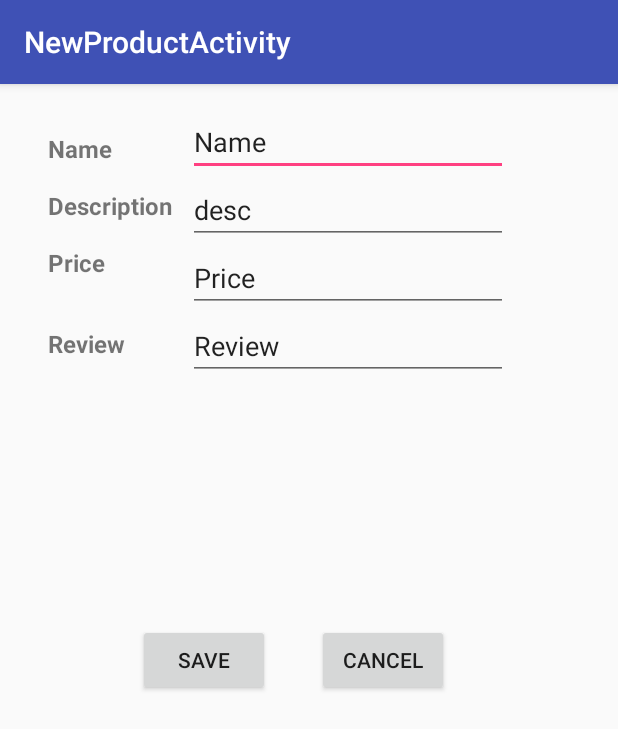
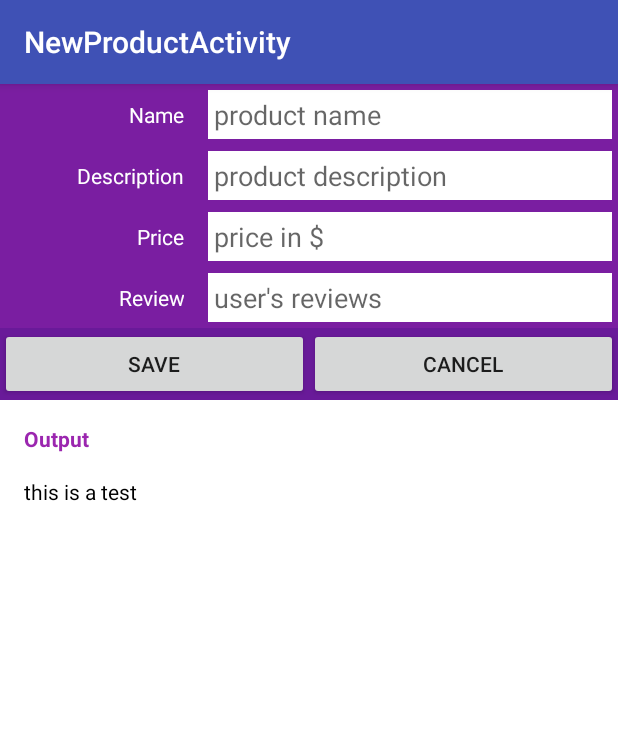
Before and after one commit to strongark/CMPE277-SQLite, an Android app: the NewProductActivity screen opened directly, with no data from a screen before it, on a phone screen of 412 x 824 dp. Shown: the top 729 px of the screen. Run offline under Robolectric (Android 15) with nearby library versions, the phone set to English and light mode, and no system bars.

Commit message:
finish, not really good layout, should be improved in next version

```diff
--- a/app/src/main/res/layout/activity_new_product.xml
+++ b/app/src/main/res/layout/activity_new_product.xml
@@ -21,7 +21,7 @@
 
     </android.support.design.widget.AppBarLayout>
 
-    <include layout="@layout/content_new_product" />
+    <include layout="@layout/activity_new_product_linear" />
 
 
 </android.support.design.widget.CoordinatorLayout>
--- /dev/null
+++ b/app/src/main/res/layout/activity_new_product_linear.xml
@@ -0,0 +1,191 @@
+<?xml version="1.0" encoding="utf-8"?>
+<LinearLayout xmlns:android="http://schemas.android.com/apk/res/android"
+    xmlns:tools="http://schemas.android.com/tools"
+    xmlns:app="http://schemas.android.com/apk/res-auto"
+    android:id="@+id/activity_new_product_linear"
+    android:background="#9B26AF"
+    android:orientation="vertical"
+    android:layout_width="match_parent"
+    android:layout_height="match_parent"
+    app:layout_behavior="@string/appbar_scrolling_view_behavior"
+    tools:context="com.cmpe277.datastorage.NewProductActivity"
+    tools:showIn="@layout/activity_new_product">
+
+    <LinearLayout
+        android:layout_width="match_parent"
+        android:layout_height="wrap_content"
+        android:orientation="horizontal"
+        android:padding="4dp"
+        android:background="#7A1EA1">
+
+        <TextView
+            android:id="@+id/txt_activities"
+            android:layout_width="match_parent"
+            android:layout_height="match_parent"
+            android:layout_weight="2"
+            android:textColor="#FFFFFF"
+            android:text="Name"
+            android:textAlignment="viewEnd"
+            android:paddingRight="@dimen/activity_horizontal_margin"
+            android:gravity="center"
+            />
+
+        <EditText
+            android:id="@+id/edt_name"
+            android:layout_width="match_parent"
+            android:layout_height="match_parent"
+            android:layout_weight="1"
+            android:textColor="#000000"
+            android:background="#FFFFFF"
+            android:padding="4dp"
+            android:gravity="center"
+            android:textAlignment="viewStart"
+            android:hint="product name"
+            />
+    </LinearLayout>
+
+    <LinearLayout
+        android:layout_width="match_parent"
+        android:layout_height="wrap_content"
+        android:padding="4dp"
+        android:background="#7A1EA1">
+
+        <TextView
+            android:id="@+id/txt_desc"
+            android:layout_width="match_parent"
+            android:layout_height="match_parent"
+            android:layout_weight="2"
+            android:textColor="#FFFFFF"
+            android:text="Description"
+            android:gravity="center"
+            android:textAlignment="viewEnd"
+            android:paddingRight="@dimen/activity_horizontal_margin"
+            />
+
+        <EditText
+            android:id="@+id/edt_desc"
+            android:layout_width="match_parent"
+            android:layout_height="match_parent"
+            android:layout_weight="1"
+            android:textColor="#000000"
+            android:background="#FFFFFF"
+            android:padding="4dp"
+            android:gravity="center"
+            android:textAlignment="viewStart"
+            android:hint="product description"
+            />
+    </LinearLayout>
+
+    <LinearLayout
+        android:layout_width="match_parent"
+        android:layout_height="wrap_content"
+        android:padding="4dp"
+        android:background="#7A1EA1">
+
+        <TextView
+            android:id="@+id/txt_price"
+            android:layout_width="match_parent"
+            android:layout_height="match_parent"
+            android:layout_weight="2"
+            android:textColor="#FFFFFF"
+            android:text="Price"
+            android:textAlignment="viewEnd"
+            android:paddingRight="@dimen/activity_horizontal_margin"
+
+            android:gravity="center"
+            />
+
+        <EditText
+            android:id="@+id/edt_price"
+            android:layout_width="match_parent"
+            android:layout_height="match_parent"
+            android:layout_weight="1"
+            android:textColor="#000000"
+            android:background="#FFFFFF"
+            android:padding="4dp"
+            android:gravity="center"
+            android:textAlignment="viewStart"
+            android:hint="price in $"
+            />
+    </LinearLayout>
+
+    <LinearLayout
+        android:layout_width="match_parent"
+        android:layout_height="wrap_content"
+        android:padding="4dp"
+        android:background="#7A1EA1">
+
+        <TextView
+            android:id="@+id/txt_review"
+            android:layout_width="match_parent"
+            android:layout_height="match_parent"
+            android:layout_weight="2"
+            android:textColor="#FFFFFF"
+            android:text="Review"
+            android:textAlignment="viewEnd"
+            android:paddingRight="@dimen/activity_horizontal_margin"
+            android:gravity="center"
+            />
+
+        <EditText
+            android:id="@+id/edt_review"
+            android:layout_width="match_parent"
+            android:layout_height="match_parent"
+            android:layout_weight="1"
+            android:textColor="#000000"
+            android:background="#FFFFFF"
+            android:padding="4dp"
+            android:gravity="center"
+            android:textAlignment="viewStart"
+            android:hint="user's reviews"
+            />
+    </LinearLayout>
+
+    <LinearLayout
+        android:layout_width="match_parent"
+        android:layout_height="wrap_content"
+        android:layout_weight="0"
+        android:background="#691A99">
+        <Button
+            android:id="@+id/btn_generate"
+            android:layout_width="wrap_content"
+            android:layout_height="match_parent"
+            android:text="Save"
+            android:layout_weight="1"
+            android:onClick="onSaveProduct"
+            />
+        <Button
+            android:id="@+id/btn_cancel"
+            android:layout_width="wrap_content"
+            android:layout_height="match_parent"
+            android:text="Cancel"
+            android:layout_weight="1"
+            android:onClick="onCancel"/>
+    </LinearLayout>
+
+    <TextView
+        android:layout_width="match_parent"
+        android:layout_height="wrap_content"
+        android:text="Output"
+        android:textColor="#9B26AF"
+        android:background="#FFFF"
+        android:textStyle="bold"
+        android:paddingLeft="@dimen/activity_horizontal_margin"
+        android:paddingTop="@dimen/activity_vertical_margin"/>
+    <LinearLayout
+        android:layout_width="match_parent"
+        android:layout_height="wrap_content"
+        android:layout_weight="4">
+
+        <TextView
+            android:id="@+id/txt_log"
+            android:layout_width="match_parent"
+            android:layout_height="match_parent"
+            android:background="#FFFFFF"
+            android:scrollbars="vertical"
+            android:paddingLeft="@dimen/activity_horizontal_margin"
+            android:paddingTop="@dimen/activity_vertical_margin"
+            android:text="this is a test"
+            android:textColor="#000000"/>
+    </LinearLayout>
+</LinearLayout>
```
Also changed, not shown: app/src/main/java/com/cmpe277/datastorage/MainActivity.java (+21 -13 lines), app/src/main/java/com/cmpe277/datastorage/NewProductActivity.java (+20 -9 lines), app/src/main/java/com/cmpe277/datastorage/Product.java (+12 -0 lines), app/src/main/res/layout/content_main.xml (+60 -18 lines), app/src/main/res/layout/content_new_product.xml (+19 -6 lines).
